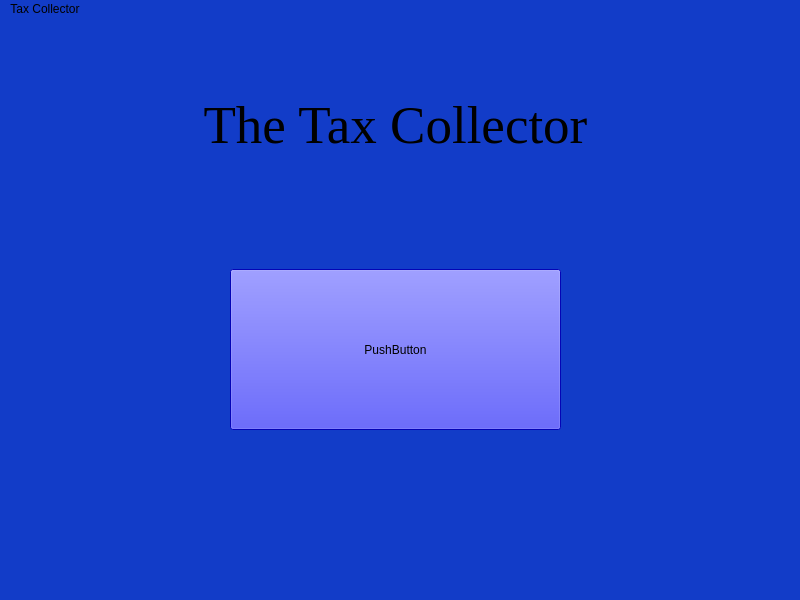
Qt form ProjectCSE165/titlewindow.ui (Idannny/CSE165_Project) before a commit.
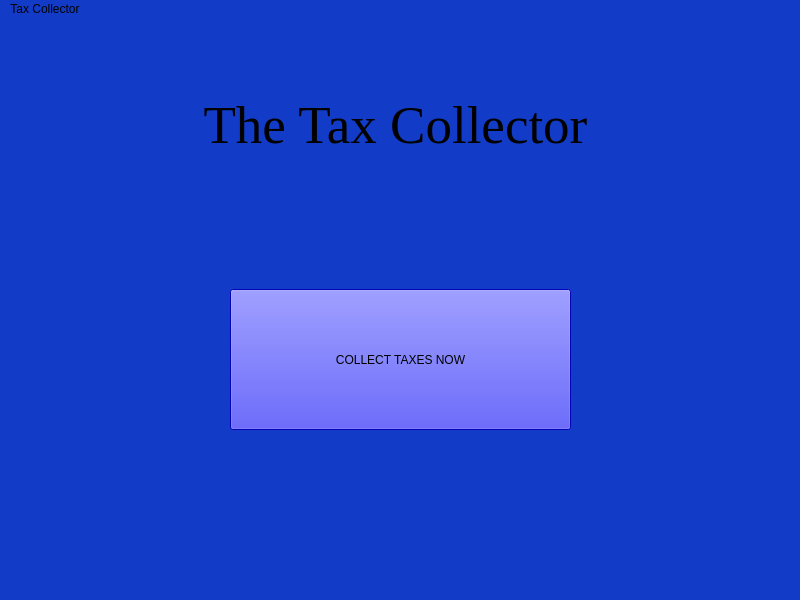
The same form after that commit.

```diff
--- a/ProjectCSE165/titlewindow.ui
+++ b/ProjectCSE165/titlewindow.ui
@@ -23,16 +23,16 @@
     <property name="geometry">
      <rect>
       <x>230</x>
-      <y>250</y>
-      <width>331</width>
-      <height>161</height>
+      <y>270</y>
+      <width>341</width>
+      <height>141</height>
      </rect>
     </property>
     <property name="styleSheet">
      <string notr="true">background-color: rgb(6, 6, 255);</string>
     </property>
     <property name="text">
-     <string>PushButton</string>
+     <string>COLLECT TAXES NOW</string>
     </property>
    </widget>
    <widget class="QLabel" name="label">
```
